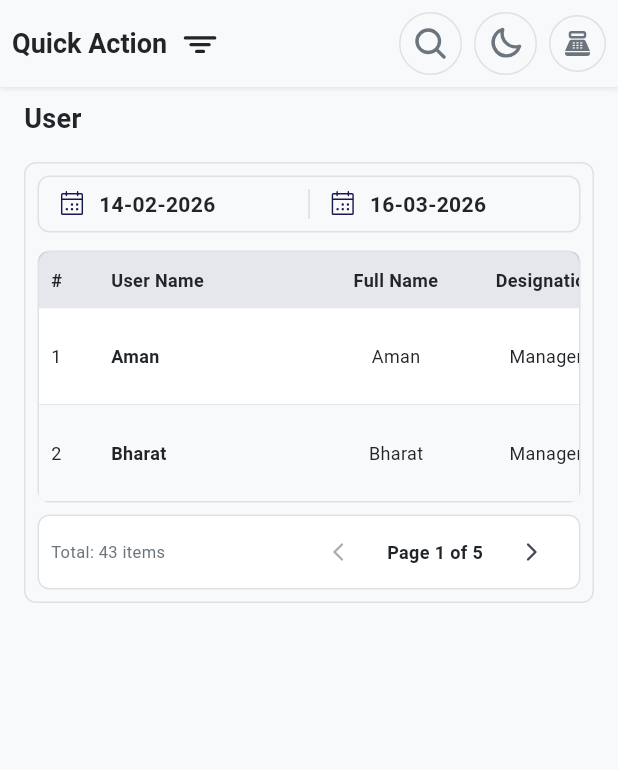
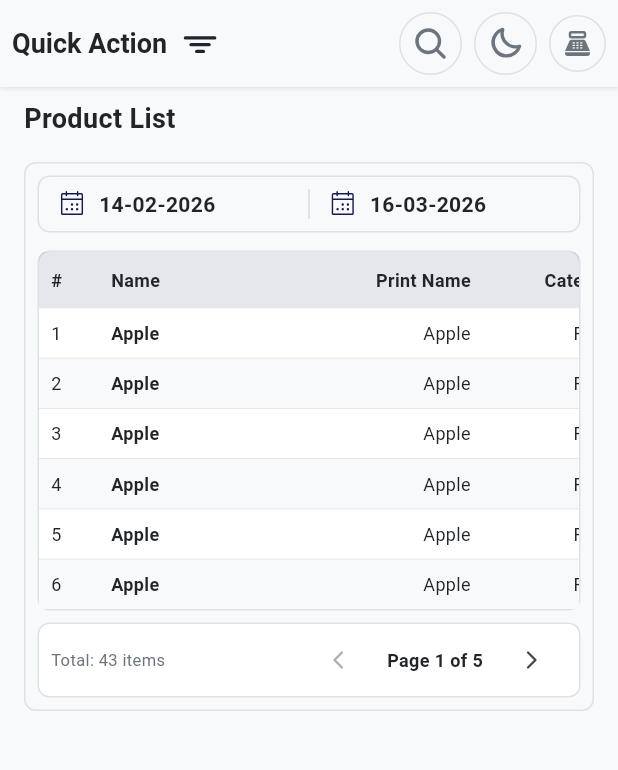
Before and after one commit to hkdigiverse2108/ERP-Application, a Flutter app: the screen it shows after launch, on a phone screen of 412 x 824 dp, the part 84-854 px from its top. Run offline on Flutter 3.47's test engine with Material 3 defaults, Android fonts, the phone set to English and light mode, and no system bars; our stand-ins replace fl_chart, flutter_svg, gap, get, get_storage, image_picker and 1 more.

Commit message:
add inventory section and show the product table

```diff
--- a/lib/app/app_pages.dart
+++ b/lib/app/app_pages.dart
@@ -2,6 +2,8 @@ import 'package:ai_setu/modules/auth/bindings/sign_in_bindings.dart';
 import 'package:ai_setu/modules/auth/views/sign_in.dart';
 import 'package:ai_setu/modules/home/bindings/home_bindings.dart';
 import 'package:ai_setu/modules/home/views/home.dart';
+import 'package:ai_setu/modules/inventory/bindings/inventory_binfings.dart';
+import 'package:ai_setu/modules/inventory/views/inventory.dart';
 import 'package:ai_setu/modules/user/bindings/user_binding.dart';
 import 'package:ai_setu/modules/user/views/edit_user.dart';
 import 'package:ai_setu/modules/user/views/user.dart';
@@ -11,8 +13,9 @@ import 'package:ai_setu/modules/splash/views/splash.dart';
 import 'package:ai_setu/modules/splash/bindings/splash_bindings.dart';
 
 class AppPages {
-  static const initial = Routes.user;
+  // static const initial = Routes.user;
   // static const initial = Routes.splash;
+  static const initial = Routes.inventory;
 
   static final routes = [
     GetPage(
@@ -30,6 +33,11 @@ class AppPages {
       page: () => SignIn(),
       binding: SignInBindings(),
     ),
+    GetPage(
+      name: Routes.inventory,
+      page: () => Inventory(),
+      binding: InventoryBindings(),
+    ),
     GetPage(name: Routes.user, page: () => User(), binding: UserBinding()),
     GetPage(name: Routes.home, page: () => Home(), binding: HomeBindings()),
   ];
--- a/lib/app/app_routes.dart
+++ b/lib/app/app_routes.dart
@@ -4,4 +4,5 @@ abstract class Routes {
   static const home = '/home';
   static const editUser = '/edit-user';
   static const user = '/user';
+  static const inventory = '/inventory';
 }
--- a/lib/data/model/product_item_model.dart
+++ b/lib/data/model/product_item_model.dart
@@ -1,24 +1,28 @@
 class ProductItemModel {
   final String name;
-  final String sku;
-  final double price;
-  final int quantity;
-  final String unit;
-  final double discount;
-  final double tax;
+  final String printName;
+  final String category;
+  final String brand;
+  final String purchaseTax;
+  final String saleTax;
+  final String purchasePrice;
+  final String mrp;
+  final String salePrice;
+  final String saleDiscount;
+
+  final int qty;
 
   ProductItemModel({
     required this.name,
-    this.sku = '',
-    required this.price,
-    required this.quantity,
-    this.unit = 'Pcs',
-    this.discount = 0,
-    this.tax = 0,
+    required this.printName,
+    required this.category,
+    required this.brand,
+    required this.purchaseTax,
+    required this.saleTax,
+    required this.purchasePrice,
+    required this.mrp,
+    required this.salePrice,
+    required this.saleDiscount,
+    required this.qty,
   });
-
-  double get subtotal => price * quantity;
-  double get discountAmount => subtotal * (discount / 100);
-  double get taxAmount => (subtotal - discountAmount) * (tax / 100);
-  double get total => subtotal - discountAmount + taxAmount;
 }
--- /dev/null
+++ b/lib/modules/inventory/bindings/inventory_binfings.dart
@@ -0,0 +1,9 @@
+import 'package:ai_setu/modules/inventory/controllers/inventory_controller.dart';
+import 'package:get/get.dart';
+
+class InventoryBindings extends Bindings {
+  @override
+  void dependencies() {
+    Get.put(InventoryController());
+  }
+}
--- /dev/null
+++ b/lib/modules/inventory/controllers/inventory_controller.dart
@@ -0,0 +1,11 @@
+import 'package:flutter/material.dart';
+import 'package:get/get.dart';
+
+class InventoryController extends GetxController {
+  final currentPage = 1.obs;
+
+  final selectedDateRange = DateTimeRange(
+    start: DateTime.now().subtract(const Duration(days: 30)),
+    end: DateTime.now(),
+  ).obs;
+}
--- /dev/null
+++ b/lib/modules/inventory/views/inventory.dart
@@ -0,0 +1,42 @@
+import 'package:ai_setu/core/constants/sizes.dart';
+import 'package:ai_setu/core/helper/text_helper.dart';
+import 'package:ai_setu/modules/inventory/widgets/product_table.dart';
+import 'package:ai_setu/shared/quick_action/views/quick_action.dart';
+import 'package:ai_setu/shared/widgets/appbar.dart';
+import 'package:flutter/material.dart';
+
+class Inventory extends StatelessWidget {
+  const Inventory({super.key});
+
+  @override
+  Widget build(BuildContext context) {
+    return Scaffold(
+      appBar: DefAppBar(),
+      body: SingleChildScrollView(
+        child: Column(
+          mainAxisAlignment: MainAxisAlignment.start,
+          crossAxisAlignment: CrossAxisAlignment.start,
+          children: [
+            QuickAction(),
+            _buildSectionTitle('Product List'),
+            ProductTable(),
+          ],
+        ),
+      ),
+    );
+  }
+
+  Widget _buildSectionTitle(String title) {
+    return Padding(
+      padding: EdgeInsets.only(
+        top: Sizes.paddingS,
+        left: Sizes.paddingM,
+        right: Sizes.paddingM,
+      ),
+      child: Text(
+        title,
+        style: TextHelper.h4.copyWith(fontWeight: FontWeight.w600),
+      ),
+    );
+  }
+}
--- /dev/null
+++ b/lib/modules/inventory/widgets/product_table.dart
@@ -0,0 +1,249 @@
+import 'package:ai_setu/core/constants/sizes.dart';
+import 'package:ai_setu/core/helper/text_helper.dart';
+import 'package:ai_setu/core/services/theme_service.dart';
+import 'package:ai_setu/data/model/product_item_model.dart';
+import 'package:ai_setu/modules/home/controllers/home_controller.dart';
+import 'package:ai_setu/shared/widgets/containers/border_container.dart';
+import 'package:ai_setu/shared/widgets/date_section.dart';
+import 'package:ai_setu/shared/widgets/table/common_table.dart';
+import 'package:flutter/material.dart';
+import 'package:gap/gap.dart';
+import 'package:get/get.dart';
+import 'package:get/state_manager.dart';
+
+class ProductTable extends StatelessWidget {
+  ProductTable({super.key});
+  final HomeController homeController = Get.put(HomeController());
+
+  @override
+  Widget build(BuildContext context) {
+    return Padding(
+      padding: EdgeInsets.all(Sizes.paddingM),
+      child: Obx(() {
+        ThemeService().isDarkMode;
+        return BorderContainer(
+          child: Column(
+            children: [
+              RangedDatePicker(
+                initialDateRange: homeController.selectedDateRange.value,
+                onChanged: (range) =>
+                    homeController.selectedDateRange.value = range,
+              ),
+              Gap(Sizes.defHorizontalSpace),
+              CommonTable<ProductItemModel>(
+                items: [
+                  ProductItemModel(
+                    name: 'Apple',
+                    printName: 'Apple',
+                    category: 'Fruits',
+                    brand: 'Apple',
+                    purchaseTax: '10',
+                    saleTax: '10',
+                    purchasePrice: '10',
+                    mrp: '10',
+                    salePrice: '10',
+                    saleDiscount: '10',
+                    qty: 10,
+                  ),
+                  ProductItemModel(
+                    name: 'Apple',
+                    printName: 'Apple',
+                    category: 'Fruits',
+                    brand: 'Apple',
+                    purchaseTax: '10',
+                    saleTax: '10',
+                    purchasePrice: '10',
+                    mrp: '10',
+                    salePrice: '10',
+                    saleDiscount: '10',
+                    qty: 10,
+                  ),
+                  ProductItemModel(
+                    name: 'Apple',
+                    printName: 'Apple',
+                    category: 'Fruits',
+                    brand: 'Apple',
+                    purchaseTax: '10',
+                    saleTax: '10',
+                    purchasePrice: '10',
+                    mrp: '10',
+                    salePrice: '10',
+                    saleDiscount: '10',
+                    qty: 10,
+                  ),
+                  ProductItemModel(
+                    name: 'Apple',
+                    printName: 'Apple',
+                    category: 'Fruits',
+                    brand: 'Apple',
+                    purchaseTax: '10',
+                    saleTax: '10',
+                    purchasePrice: '10',
+                    mrp: '10',
+                    salePrice: '10',
+                    saleDiscount: '10',
+                    qty: 10,
+                  ),
+                  ProductItemModel(
+                    name: 'Apple',
+                    printName: 'Apple',
+                    category: 'Fruits',
+                    brand: 'Apple',
+                    purchaseTax: '10',
+                    saleTax: '10',
+                    purchasePrice: '10',
+                    mrp: '10',
+                    salePrice: '10',
+                    saleDiscount: '10',
+                    qty: 10,
+                  ),
+                  ProductItemModel(
+                    name: 'Apple',
+                    printName: 'Apple',
+                    category: 'Fruits',
+                    brand: 'Apple',
+                    purchaseTax: '10',
+                    saleTax: '10',
+                    purchasePrice: '10',
+                    mrp: '10',
+                    salePrice: '10',
+                    saleDiscount: '10',
+                    qty: 10,
+                  ),
+                ],
+                columns: [
+                  TableColumn(
+                    title: 'Name',
+                    width: 140,
+                    cellBuilder: (context, item, index) => Column(
+                      crossAxisAlignment: CrossAxisAlignment.start,
+                      children: [
+                        Text(
+                          item.name,
+                          style: TextHelper.bodySmall.copyWith(
+                            fontWeight: FontWeight.w600,
+                          ),
+                          maxLines: 1,
+                          overflow: TextOverflow.ellipsis,
+                        ),
+                      ],
+                    ),
+                  ),
+                  TableColumn(
+                    title: 'Print Name',
+                    width: 100,
+                    alignment: TextAlign.right,
+                    cellBuilder: (context, item, index) => Text(
+                      item.printName,
+                      textAlign: TextAlign.right,
+                      style: TextHelper.bodySmall,
+                    ),
+                  ),
+                  TableColumn(
+                    title: 'Category',
+                    width: 100,
+                    alignment: TextAlign.right,
+                    cellBuilder: (context, item, index) => Text(
+                      item.category,
+                      textAlign: TextAlign.right,
+                      style: TextHelper.bodySmall,
+                    ),
+                  ),
+                  TableColumn(
+                    title: 'Brand',
+                    width: 100,
+                    alignment: TextAlign.right,
+                    cellBuilder: (context, item, index) => Text(
+                      item.brand,
+                      textAlign: TextAlign.right,
+                      style: TextHelper.bodySmall.copyWith(
+                        fontWeight: FontWeight.w600,
+                      ),
+                    ),
+                  ),
+                  TableColumn(
+                    title: 'Purchase Tax',
+                    width: 100,
+                    alignment: TextAlign.right,
+                    cellBuilder: (context, item, index) => Text(
+                      '₹${item.purchaseTax}',
+                      textAlign: TextAlign.right,
+                      style: TextHelper.bodySmall.copyWith(
+                        fontWeight: FontWeight.w600,
+                      ),
+                    ),
+                  ),
+                  TableColumn(
+                    title: 'Sale Tax',
+                    width: 100,
+                    alignment: TextAlign.right,
+                    cellBuilder: (context, item, index) => Text(
+                      '₹${item.saleTax}',
+                      textAlign: TextAlign.right,
+                      style: TextHelper.bodySmall,
+                    ),
+                  ),
+                  TableColumn(
+                    title: 'Purchase Price',
+                    width: 100,
+                    alignment: TextAlign.right,
+                    cellBuilder: (context, item, index) => Text(
+                      '₹${item.purchasePrice}',
+                      textAlign: TextAlign.right,
+                      style: TextHelper.bodySmall,
+                    ),
+                  ),
+                  TableColumn(
+                    title: 'MRP',
+                    width: 100,
+                    alignment: TextAlign.right,
+                    cellBuilder: (context, item, index) => Text(
+                      '₹${item.mrp}',
+                      textAlign: TextAlign.right,
+                      style: TextHelper.bodySmall,
+                    ),
+                  ),
+                  TableColumn(
+                    title: 'Sale Price',
+                    width: 100,
+                    alignment: TextAlign.right,
+                    cellBuilder: (context, item, index) => Text(
+                      '₹${item.salePrice}',
+                      textAlign: TextAlign.right,
+                      style: TextHelper.bodySmall,
+                    ),
+                  ),
+                  TableColumn(
+                    title: 'Sale Discount',
+                    width: 100,
+                    alignment: TextAlign.right,
+                    cellBuilder: (context, item, index) => Text(
+                      '₹${item.saleDiscount}',
+                      textAlign: TextAlign.right,
+                      style: TextHelper.bodySmall,
+                    ),
+                  ),
+                  TableColumn(
+                    title: 'Qty',
+                    width: 100,
+                    alignment: TextAlign.right,
+                    cellBuilder: (context, item, index) => Text(
+                      item.qty.toString(),
+                      textAlign: TextAlign.right,
+                      style: TextHelper.bodySmall,
+                    ),
+                  ),
+                ],
+                currentPage: homeController.currentPage.value,
+                totalPages: 5,
+                totalItems: 43,
+                onPageChanged: (page) =>
+                    homeController.currentPage.value = page,
+              ),
+            ],
+          ),
+        );
+      }),
+    );
+  }
+}
--- a/lib/modules/user/widgets/user_table.dart
+++ b/lib/modules/user/widgets/user_table.dart
@@ -169,7 +169,7 @@ class UserTable extends StatelessWidget {
                       children: [
                         IconButton(
                           onPressed: () {
-                            Get.to(() => EditUser());
+                            Get.toNamed(Routes.editUser);
                           },
                           icon: const Icon(PhosphorIconsLight.pencil),
                         ),
```
